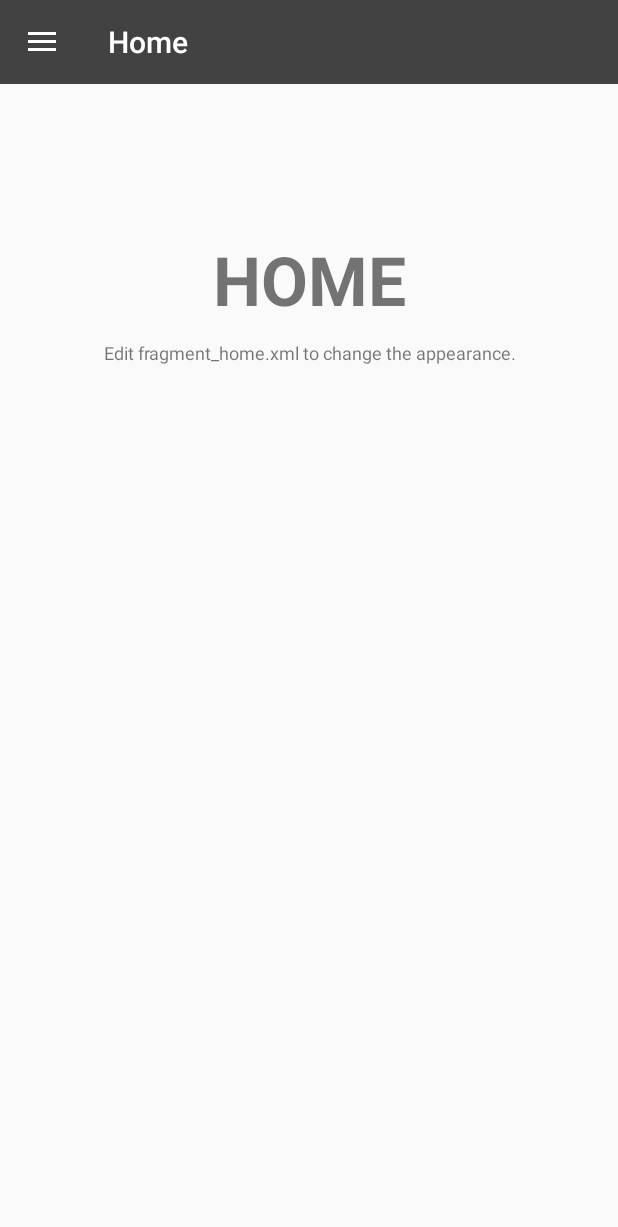
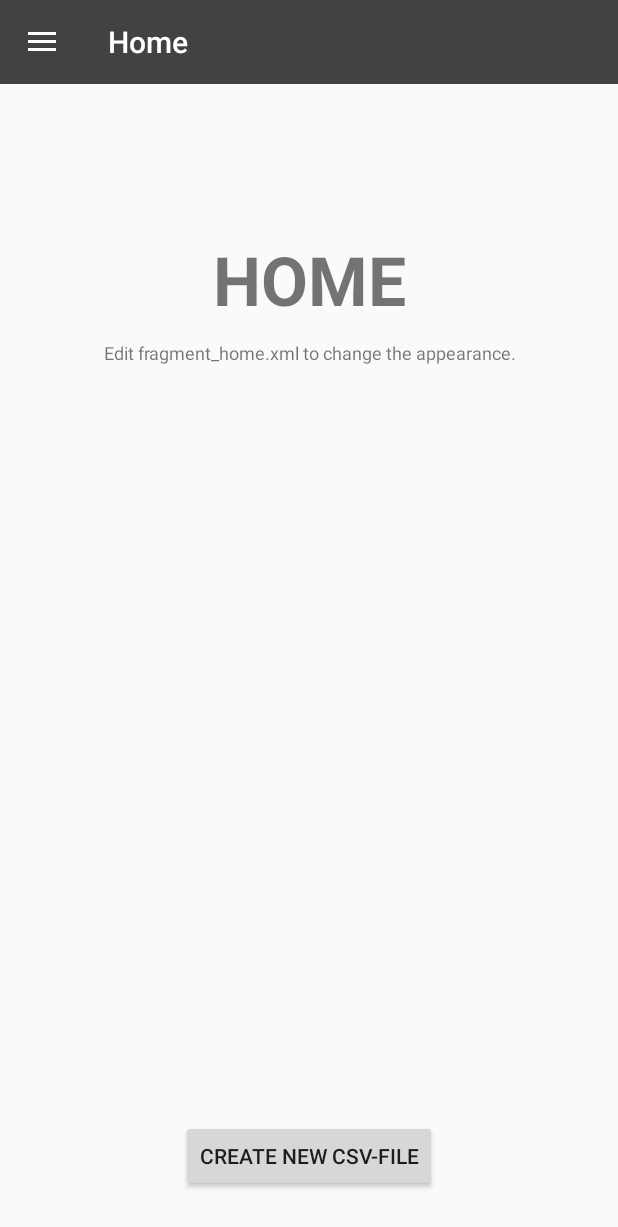
Before and after one commit to tun6i/emg_ecg_platform, an Android app: the screen it shows after launch (MainActivity), on a phone screen of 412 x 824 dp. Shown: the top 1227 px of the screen. Run offline under Robolectric (Android 15) with nearby library versions, the phone set to English and light mode, and no system bars.

Commit message:
Create new csv file with button

```diff
--- a/Fachstudie_Template/app/src/main/java/activity/HomeFragment.java
+++ b/Fachstudie_Template/app/src/main/java/activity/HomeFragment.java
@@ -12,6 +12,7 @@ import android.util.Log;
 import android.view.LayoutInflater;
 import android.view.View;
 import android.view.ViewGroup;
+import android.widget.Button;
 import android.widget.Toast;
 
 import java.io.File;
@@ -108,7 +109,8 @@ public class HomeFragment extends Fragment {
 
             csvFile.setCSVBoolean(true);
 
-            Toast.makeText(getActivity(), "CSV-Datei " + csvFile.getFileName() + " wurde erstellt", Toast.LENGTH_LONG).show();
+            // Meldung, dass eine CSV-Datei erstelt wurde.
+            //Toast.makeText(getActivity(), "CSV-Datei " + csvFile.getFileName() + " wurde erstellt", Toast.LENGTH_LONG).show();
         } catch (Exception e) {
             e.printStackTrace();
         }
--- a/Fachstudie_Template/app/src/main/java/activity/MainActivity.java
+++ b/Fachstudie_Template/app/src/main/java/activity/MainActivity.java
@@ -19,6 +19,7 @@ import android.view.View;
 import java.io.IOException;
 
 import bluetooth.BluetoothSetup;
+import csv.CSVSetup;
 import de.fachstudie.fachstudie_template.R;
 
 public class MainActivity extends AppCompatActivity implements FragmentDrawer.FragmentDrawerListener  {
@@ -136,4 +137,9 @@ public class MainActivity extends AppCompatActivity implements FragmentDrawer.Fr
         super.onRestoreInstanceState(savedInstanceState);
         displayView(1);
     }
+
+    public void createNewCsvFile(View view) {
+        CSVSetup csv = CSVSetup.getInstance();
+        csv.createNewCSVFile();
+    }
 }
--- a/Fachstudie_Template/app/src/main/res/layout/fragment_home.xml
+++ b/Fachstudie_Template/app/src/main/res/layout/fragment_home.xml
@@ -28,4 +28,14 @@
         android:gravity="center_horizontal"
         android:text="Edit fragment_home.xml to change the appearance." />
 
+    <Button
+        android:text="@string/btnNewCSVFile"
+        android:layout_width="wrap_content"
+        android:layout_height="wrap_content"
+        android:onClick="createNewCsvFile"
+        android:id="@+id/btnCreateNewCSV"
+        android:layout_alignParentBottom="true"
+        android:layout_centerHorizontal="true"
+        android:layout_marginBottom="29dp" />
+
 </RelativeLayout>
--- a/Fachstudie_Template/app/src/main/res/values/strings.xml
+++ b/Fachstudie_Template/app/src/main/res/values/strings.xml
@@ -23,6 +23,8 @@
     <string name="title_information">Information</string>
     <string name="title_home">Home</string>
 
+    <string name="btnNewCSVFile">Create New CSV-File</string>
+
     <!-- TODO: Remove or change this placeholder text -->
     <string name="hello_blank_fragment">Hello blank fragment</string>
 </resources>
```
Also changed, not shown: Fachstudie_Template/app/src/main/java/csv/CSVSetup.java (+40 -0 lines).
